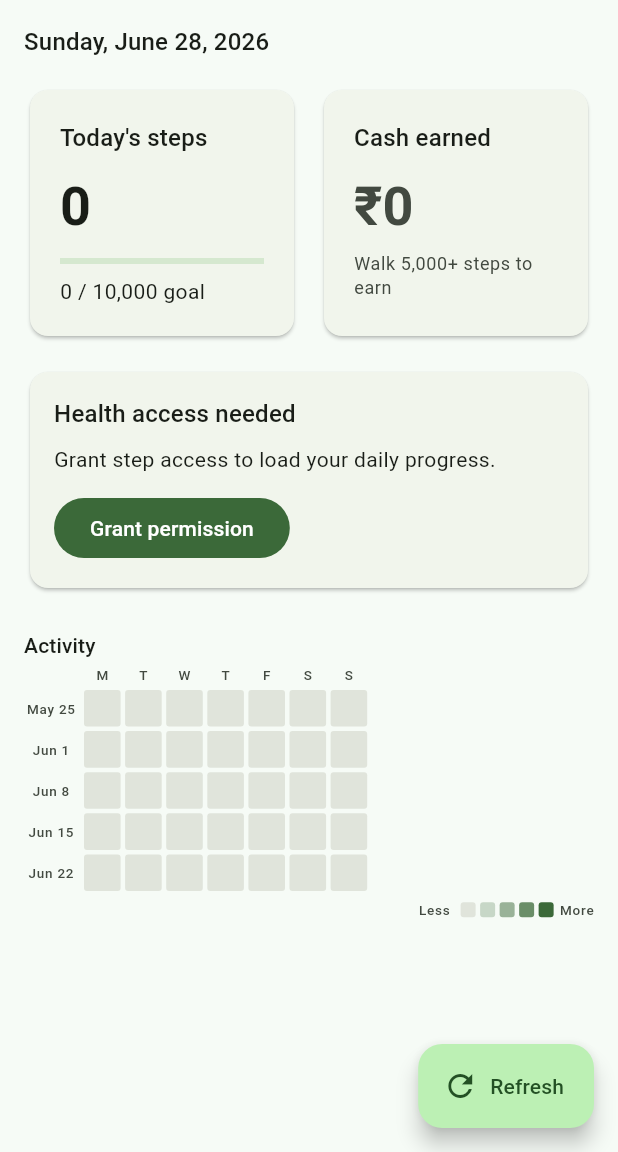
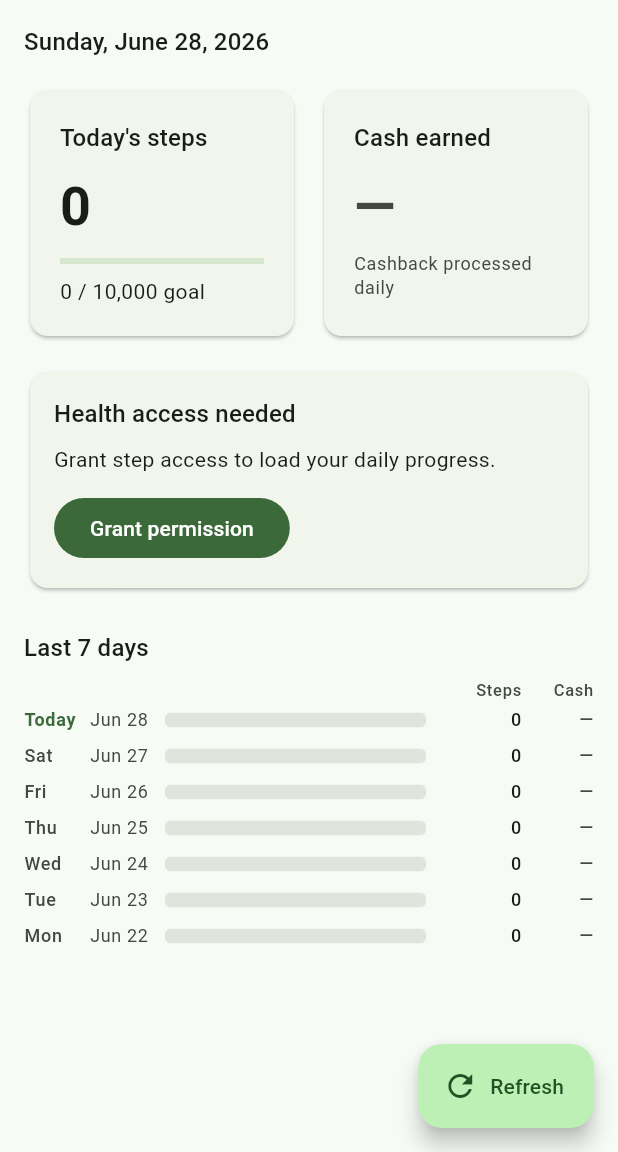
Before and after one commit to AvilPage/mango_health, a Flutter app: the HomeScreen screen opened directly, after a tap on "Refresh", on a phone screen of 412 x 824 dp, the part 84-1236 px from its top. Run offline on Flutter 3.47's test engine with Material 3 defaults, Android fonts, the phone set to English and light mode, and no system bars; our stand-ins replace flutter_contacts, pocketbase, share_plus, sqflite; missing offline and left inert: health; accounts and stored records are empty; network calls fail.

Commit message:
Clean up home screen

```diff
--- a/lib/screens/home_screen.dart
+++ b/lib/screens/home_screen.dart
@@ -4,7 +4,7 @@ import 'package:intl/intl.dart';
 import '../models/daily_step.dart';
 import '../services/database_service.dart';
 import '../services/health_service.dart';
-import '../services/rewards_service.dart';
+import '../services/pocketbase_service.dart';
 
 class HomeScreen extends StatefulWidget {
   const HomeScreen({super.key});
@@ -16,7 +16,6 @@ class HomeScreen extends StatefulWidget {
 class _HomeScreenState extends State<HomeScreen> with WidgetsBindingObserver {
   final DatabaseService _databaseService = DatabaseService.instance;
   final HealthService _healthService = HealthService();
-  final RewardsService _rewardsService = const RewardsService();
 
   bool _isLoading = true;
   bool _hasPermission = false;
@@ -71,15 +70,13 @@ class _HomeScreenState extends State<HomeScreen> with WidgetsBindingObserver {
         // Backfill historical data from HealthKit (past 35 days)
         final historical = await _healthService.getHistoricalSteps(days: 35);
         for (final entry in historical.entries) {
-          final pts = _rewardsService.calculatePoints(entry.value);
-          await _databaseService.upsertSteps(entry.key, entry.value, pts);
+          await _databaseService.upsertSteps(entry.key, entry.value, 0);
         }
 
         // Today's steps (ensure fresh value)
         final todayKey = _todayKey;
         todaySteps = historical[todayKey] ?? await _healthService.getTodaySteps();
-        final pts = _rewardsService.calculatePoints(todaySteps);
-        await _databaseService.upsertSteps(todayKey, todaySteps, pts);
+        await _databaseService.upsertSteps(todayKey, todaySteps, 0);
         history = await _databaseService.getStepsHistory();
       }
 
@@ -92,8 +89,16 @@ class _HomeScreenState extends State<HomeScreen> with WidgetsBindingObserver {
         _healthConnectUnavailable =
             status == PermissionStatus.healthConnectUnavailable;
         _todaySteps = todaySteps;
-        _history = _lastThirtyFiveDays(history);
+        _history = _lastSevenDays(history);
       });
+
+      // Sync steps then pull server-assigned cashback, both in the background
+      PocketBaseService.instance.syncDailySteps().then((_) async {
+        await PocketBaseService.instance.fetchCashback();
+        if (!mounted) return;
+        final updated = await _databaseService.getStepsHistory();
+        setState(() => _history = _lastSevenDays(updated));
+      }).catchError((_) {});
     } catch (error) {
       if (!mounted) {
         return;
@@ -113,11 +118,11 @@ class _HomeScreenState extends State<HomeScreen> with WidgetsBindingObserver {
 
   String get _todayKey => DateFormat('yyyy-MM-dd').format(DateTime.now());
 
-  List<DailyStep> _lastThirtyFiveDays(List<DailyStep> history) {
+  List<DailyStep> _lastSevenDays(List<DailyStep> history) {
     final byDate = {for (final item in history) item.date: item};
     final now = DateTime.now();
 
-    return List<DailyStep>.generate(35, (index) {
+    return List<DailyStep>.generate(7, (index) {
       final date = DateTime(now.year, now.month, now.day).subtract(
         Duration(days: index),
       );
@@ -166,7 +171,7 @@ class _HomeScreenState extends State<HomeScreen> with WidgetsBindingObserver {
                   const SizedBox(width: 12),
                   Expanded(
                     child: _CashCard(
-                      points: _rewardsService.calculatePoints(_todaySteps),
+                      points: _history.isNotEmpty ? _history.first.rewardPoints : 0,
                       isLoading: _isLoading,
                     ),
                   ),
@@ -225,10 +230,7 @@ class _HomeScreenState extends State<HomeScreen> with WidgetsBindingObserver {
               ),
             ],
             const SizedBox(height: 24),
-            SizedBox(
-              height: MediaQuery.sizeOf(context).height * 0.25,
-              child: _StepsHeatmap(history: _history, isLoading: _isLoading),
-            ),
+            _Last7DaysList(history: _history, isLoading: _isLoading),
             const SizedBox(height: 96),
           ],
         ),
@@ -303,7 +305,7 @@ class _CashCard extends StatelessWidget {
             isLoading
                 ? const CircularProgressIndicator()
                 : Text(
-                    '₹$points',
+                    points > 0 ? '₹$points' : '—',
                     style: theme.textTheme.displaySmall?.copyWith(
                       fontWeight: FontWeight.w700,
                       color: earned ? cs.onPrimaryContainer : cs.onSurfaceVariant,
@@ -312,7 +314,7 @@ class _CashCard extends StatelessWidget {
             const SizedBox(height: 8),
             Text(
               points == 0
-                  ? 'Walk 5,000+ steps to earn'
+                  ? 'Cashback processed daily'
                   : points == 10
                       ? '5k–10k steps reached'
                       : '10k steps goal met! 🎉',
@@ -327,165 +329,129 @@ class _CashCard extends StatelessWidget {
   }
 }
 
-class _StepsHeatmap extends StatelessWidget {
-  const _StepsHeatmap({required this.history, required this.isLoading});
+class _Last7DaysList extends StatelessWidget {
+  const _Last7DaysList({required this.history, required this.isLoading});
 
   final List<DailyStep> history;
   final bool isLoading;
 
-  static const _dayLabels = ['M', 'T', 'W', 'T', 'F', 'S', 'S'];
-
-  Color _tileColor(int steps, ColorScheme cs) {
-    if (steps <= 0) return cs.surfaceContainerHighest;
-    if (steps < 3000) return cs.primary.withValues(alpha: 0.25);
-    if (steps < 6000) return cs.primary.withValues(alpha: 0.50);
-    if (steps < 9000) return cs.primary.withValues(alpha: 0.75);
-    return cs.primary;
-  }
+  static const _goal = 10000;
 
   @override
   Widget build(BuildContext context) {
     final theme = Theme.of(context);
     final cs = theme.colorScheme;
 
-    final byDate = {for (final s in history) s.date: s.steps};
-    final now = DateTime.now();
-    final today = DateTime(now.year, now.month, now.day);
-    // Align to Monday of current week
-    final weekday = today.weekday; // 1=Mon, 7=Sun
-    final currentWeekMonday = today.subtract(Duration(days: weekday - 1));
-
-    return LayoutBuilder(
-      builder: (context, constraints) {
-        // Transposed: rows=weeks(5), cols=days(7)
-        // chrome: title(20) + gap(3) + day-headers(14) + gap(4) + legend(6+10) = ~57
-        const chromeHeight = 72.0;
-        const weeks = 5;
-        const labelWidth = 36.0; // week date label on left
-        const gapBetween = 4.0;
-        const tileGap = 3.0;
-
-        final availableHeight = constraints.maxHeight - chromeHeight;
-        // 5 rows + 4 gaps
-        final tileSizeByHeight = (availableHeight - 4 * tileGap) / weeks;
-        // 7 cols + 6 gaps
-        final tileSizeByWidth =
-            (constraints.maxWidth - labelWidth - gapBetween - 6 * tileGap) / 7;
-        final tileSize = tileSizeByHeight.clamp(8.0, tileSizeByWidth);
-
-        if (isLoading) {
-          return const Center(child: CircularProgressIndicator());
-        }
-
     return Column(
       crossAxisAlignment: CrossAxisAlignment.start,
-          mainAxisSize: MainAxisSize.min,
       children: [
-            Text('Activity', style: theme.textTheme.titleSmall),
-            const SizedBox(height: 3),
-            // Day-of-week column headers
+        Text('Last 7 days', style: theme.textTheme.titleMedium),
+        const SizedBox(height: 8),
+        // Column headers
         Row(
           children: [
-                SizedBox(width: labelWidth + gapBetween),
-                ...List.generate(7, (di) => Padding(
-                      padding: EdgeInsets.only(right: di < 6 ? tileGap : 0),
-                      child: SizedBox(
-                        width: tileSize,
-                        child: Center(
+            const SizedBox(width: 40 + 4 + 42 + 8), // day + date
+            const Expanded(child: SizedBox()),
+            SizedBox(
+              width: 56,
+              child: Text('Steps',
+                  textAlign: TextAlign.end,
+                  style: theme.textTheme.labelSmall
+                      ?.copyWith(color: cs.onSurfaceVariant)),
+            ),
+            const SizedBox(width: 8),
+            SizedBox(
+              width: 40,
+              child: Text('Cash',
+                  textAlign: TextAlign.end,
+                  style: theme.textTheme.labelSmall
+                      ?.copyWith(color: cs.onSurfaceVariant)),
+            ),
+          ],
+        ),
+        const SizedBox(height: 4),
+        if (isLoading)
+          const Center(child: CircularProgressIndicator())
+        else
+          ...history.map((step) {
+            final date = DateTime.parse(step.date);
+            final isToday = step.date ==
+                DateFormat('yyyy-MM-dd').format(DateTime.now());
+            final progress = (step.steps / _goal).clamp(0.0, 1.0);
+            final goalMet = step.steps >= _goal;
+
+            return Padding(
+              padding: const EdgeInsets.only(bottom: 8),
+              child: Row(
+                children: [
+                  // Day label
+                  SizedBox(
+                    width: 40,
                     child: Text(
-                            _dayLabels[di],
-                            style: theme.textTheme.labelSmall?.copyWith(
-                              color: cs.onSurfaceVariant,
-                              fontSize: 9,
+                      isToday ? 'Today' : DateFormat('EEE').format(date),
+                      style: theme.textTheme.labelMedium?.copyWith(
+                        fontWeight: isToday ? FontWeight.bold : null,
+                        color: isToday ? cs.primary : cs.onSurfaceVariant,
                       ),
                     ),
                   ),
-                      ),
-                    )),
-              ],
-            ),
-            const SizedBox(height: 4),
-            // Grid: 5 week rows
-            ...List.generate(weeks, (wi) {
-              final weekMonday = currentWeekMonday
-                  .subtract(Duration(days: (weeks - 1 - wi) * 7));
-              return Padding(
-                padding: EdgeInsets.only(bottom: wi < weeks - 1 ? tileGap : 0),
-                child: Row(
-                  children: [
-                    // Week label
+                  const SizedBox(width: 4),
+                  // Date
                   SizedBox(
-                      width: labelWidth,
-                      height: tileSize,
-                      child: Center(
+                    width: 42,
                     child: Text(
-                          DateFormat('MMM d').format(weekMonday),
-                          style: theme.textTheme.labelSmall?.copyWith(
+                      DateFormat('MMM d').format(date),
+                      style: theme.textTheme.bodySmall?.copyWith(
                         color: cs.onSurfaceVariant,
-                            fontSize: 9,
                       ),
                     ),
                   ),
-                    ),
-                    const SizedBox(width: gapBetween),
-                    // 7 day tiles
-                    ...List.generate(7, (di) {
-                      final date = weekMonday.add(Duration(days: di));
-                      final isFuture = date.isAfter(today);
-                      final key = DateFormat('yyyy-MM-dd').format(date);
-                      final steps = byDate[key] ?? 0;
-                      return Padding(
-                        padding: EdgeInsets.only(right: di < 6 ? tileGap : 0),
-                        child: Tooltip(
-                          message: isFuture
-                              ? ''
-                              : '${DateFormat('MMM d').format(date)}: ${NumberFormat.decimalPattern().format(steps)} steps',
-                          child: Container(
-                            width: tileSize,
-                            height: tileSize,
-                            decoration: BoxDecoration(
-                              color: isFuture
-                                  ? Colors.transparent
-                                  : _tileColor(steps, cs),
-                              borderRadius: BorderRadius.circular(2),
+                  const SizedBox(width: 8),
+                  // Progress bar
+                  Expanded(
+                    child: ClipRRect(
+                      borderRadius: BorderRadius.circular(4),
+                      child: LinearProgressIndicator(
+                        value: progress,
+                        minHeight: 10,
+                        backgroundColor: cs.surfaceContainerHighest,
+                        color: goalMet ? cs.primary : cs.primary.withValues(alpha: 0.6),
                       ),
                     ),
+                  ),
+                  const SizedBox(width: 8),
+                  // Steps count
+                  SizedBox(
+                    width: 56,
+                    child: Text(
+                      NumberFormat.compact().format(step.steps),
+                      textAlign: TextAlign.end,
+                      style: theme.textTheme.labelMedium?.copyWith(
+                        fontWeight: goalMet ? FontWeight.bold : null,
+                        color: goalMet ? cs.primary : cs.onSurface,
+                      ),
+                    ),
+                  ),
+                  const SizedBox(width: 8),
+                  // Cashback
+                  SizedBox(
+                    width: 40,
+                    child: Text(
+                      step.rewardPoints > 0 ? '₹${step.rewardPoints}' : '—',
+                      textAlign: TextAlign.end,
+                      style: theme.textTheme.labelMedium?.copyWith(
+                        fontWeight: step.rewardPoints > 0 ? FontWeight.bold : null,
+                        color: step.rewardPoints > 0
+                            ? cs.primary
+                            : cs.onSurfaceVariant,
+                      ),
+                    ),
+                  ),
+                ],
               ),
             );
           }),
       ],
-                ),
-              );
-            }),
-            const SizedBox(height: 6),
-            // Legend
-            Row(
-              mainAxisAlignment: MainAxisAlignment.end,
-              children: [
-                Text('Less',
-                    style: theme.textTheme.labelSmall
-                        ?.copyWith(color: cs.onSurfaceVariant, fontSize: 9)),
-                const SizedBox(width: 4),
-                ...[0, 2999, 5999, 8999, 10000].map((s) => Padding(
-                      padding: const EdgeInsets.only(left: 3),
-                      child: Container(
-                        width: 10,
-                        height: 10,
-                        decoration: BoxDecoration(
-                          color: _tileColor(s, cs),
-                          borderRadius: BorderRadius.circular(2),
-                        ),
-                      ),
-                    )),
-                const SizedBox(width: 4),
-                Text('More',
-                    style: theme.textTheme.labelSmall
-                        ?.copyWith(color: cs.onSurfaceVariant, fontSize: 9)),
-              ],
-            ),
-          ],
-        );
-      },
     );
   }
 }
--- a/lib/services/pocketbase_service.dart
+++ b/lib/services/pocketbase_service.dart
@@ -99,6 +99,18 @@ class PocketBaseService {
 
   // ── Steps sync ──────────────────────────────────────────────────────────────
 
+  /// Syncs all locally unsynced daily steps to PocketBase, then marks them
+  /// synced in the local DB. Safe to call repeatedly (upserts by user+date).
+  Future<void> syncDailySteps() async {
+    if (!isAuthenticated) return;
+    final unsynced = await DatabaseService.instance.getUnsyncedSteps();
+    if (unsynced.isEmpty) return;
+    await syncSteps(unsynced);
+    for (final step in unsynced) {
+      await DatabaseService.instance.markSynced(step.date);
+    }
+  }
+
   Future<void> syncSteps(List<DailyStep> unsynced) async {
     final userId = currentUserId;
     if (userId == null || unsynced.isEmpty) return;
@@ -110,7 +122,6 @@ class PocketBaseService {
         'user': userId,
         'date': step.date,
         'steps': step.steps,
-        'reward_points': step.rewardPoints,
       };
 
       try {
@@ -129,6 +140,27 @@ class PocketBaseService {
         }
       }
     }
+  }
+
+  /// Fetches server-assigned reward_points for the current user and updates
+  /// the local DB. Returns a map of date → reward_points.
+  Future<Map<String, int>> fetchCashback() async {
+    final userId = currentUserId;
+    if (userId == null) return {};
+
+    final records = await _client.collection('steps').getFullList(
+      filter: _client.filter('user = {:u} && reward_points > 0', {'u': userId}),
+      fields: 'date,reward_points',
+    );
+
+    final result = <String, int>{};
+    for (final r in records) {
+      final date = r.getStringValue('date');
+      final pts = r.getIntValue('reward_points');
+      result[date] = pts;
+      await DatabaseService.instance.updateRewardPoints(date, pts);
+    }
+    return result;
   }
 
   // ── Groups ───────────────────────────────────────────────────────────────────
```
Also changed, not shown: lib/screens/groups_screen.dart (+69 -69 lines), lib/screens/profile_screen.dart (+15 -0 lines), lib/services/database_service.dart (+20 -0 lines). Lines whose indentation alone changed are shown as unchanged.
